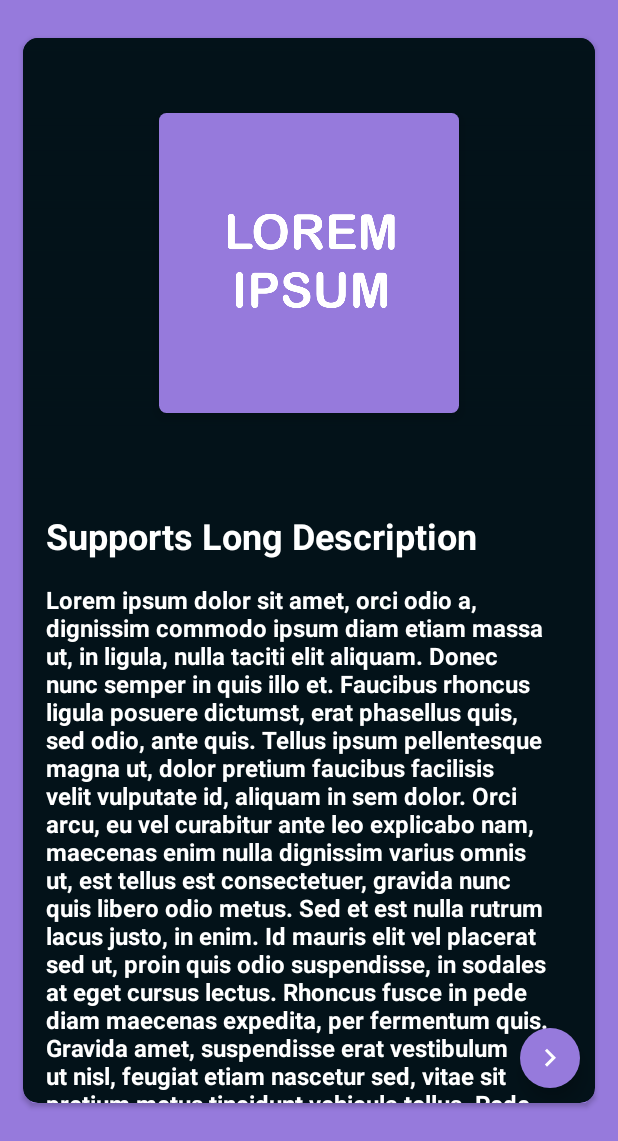
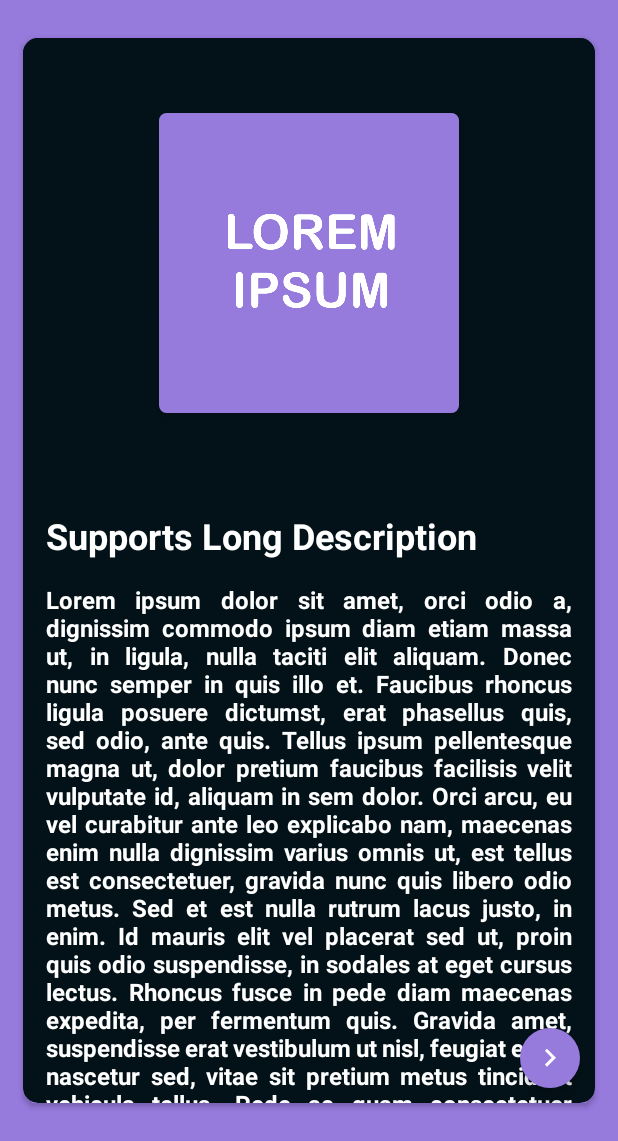
Before and after one commit to ShubhKotnala/Walkthrough, an Android app: the WalkthroughDemo screen opened directly, with no data from a screen before it, after a tap on an icon or button, on a phone screen of 412 x 824 dp, the part 95-1236 px from its top. Run offline under Robolectric (Android 15) with nearby library versions, the phone set to English and light mode, and no system bars; our stand-ins replace Picasso; libraries missing offline, so code that uses them is left out: jp.wasabeef.picasso; pictures from the network do not load; 1 statement that could not run was skipped.

Commit message:
Justified Content in the Description area

```diff
--- a/walkthrough/src/main/java/io/github/shubhkotnala/walkthrough/viewholder/WalkthroughItemView.java
+++ b/walkthrough/src/main/java/io/github/shubhkotnala/walkthrough/viewholder/WalkthroughItemView.java
@@ -89,7 +89,7 @@ public class WalkthroughItemView {
     }
 
     private void loadDesc() {
-        item_desc.setText(arrayList.get(position).getDescription());
+        item_desc.setText(arrayList.get(position).getDescription() + "\n\n\n");
     }
 
     private void loadForegroundImage() {
--- a/walkthrough/src/main/res/layout/view_page_item.xml
+++ b/walkthrough/src/main/res/layout/view_page_item.xml
@@ -99,6 +99,7 @@
                         android:layout_width="wrap_content"
                         android:layout_height="wrap_content"
                         android:textColor="@android:color/white"
+                        android:justificationMode="inter_word"
                         android:autoLink="all"
                         android:textSize="16sp"
                         android:textStyle="bold" />
```
